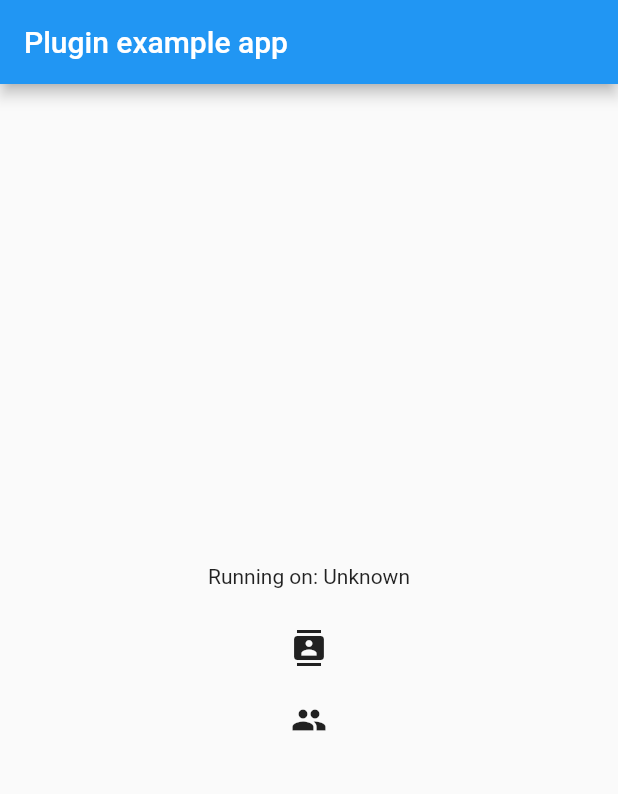
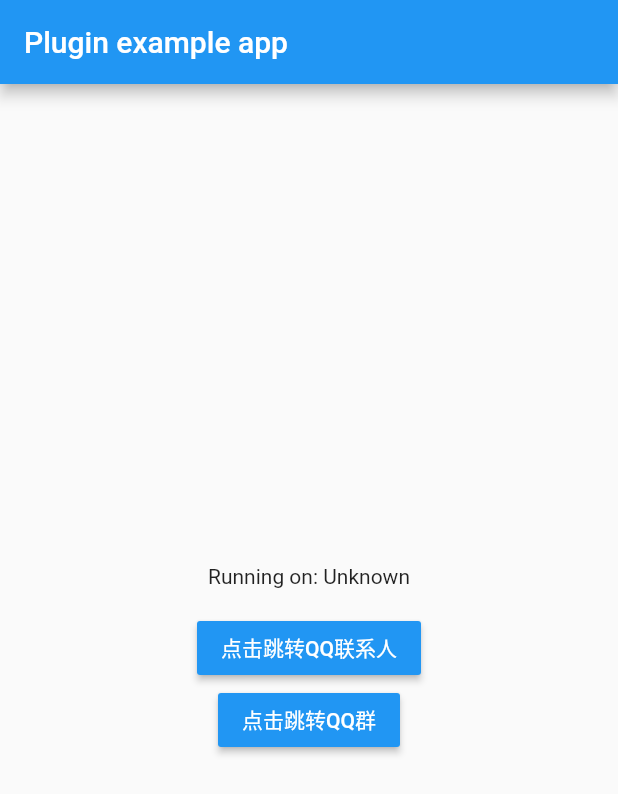
Before and after one commit to paozhuanyinyu/flutter_social, a Flutter app: the screen it shows after launch, on a phone screen of 412 x 824 dp. Shown: the top 794 px of the screen. Run offline on Flutter 3.47's test engine with Material 2 defaults, Android fonts, the phone set to English and light mode, and no system bars.

Commit message:
修复一个拼写错误

```diff
--- a/example/lib/main.dart
+++ b/example/lib/main.dart
@@ -54,17 +54,23 @@ class _MyAppState extends State<MyApp> {
             mainAxisAlignment: MainAxisAlignment.center,
             children: [
               Text('Running on: $_platformVersion\n'),
-              IconButton(
-                  icon: Icon(Icons.contacts),
+              MaterialButton(
+                  color: Colors.blue,
+                  textColor: Colors.white,
+                  child: Text("点击跳转QQ联系人"),
                   onPressed: ()async{
-                    bool isSuccess = await FlutterSocial.goToQQChat("qq号");
+                    //TODO 写上你想跳转的QQ号
+                    bool isSuccess = await FlutterSocial.goToQQChat("QQ号");
                     print("goToQQChat isSuccess: $isSuccess");
                   }
               ),
-              IconButton(
-                  icon: Icon(Icons.group),
+              MaterialButton(
+                  color: Colors.blue,
+                  textColor: Colors.white,
+                  child: Text("点击跳转QQ群"),
                   onPressed: ()async{
-                    bool isSuccess = await FlutterSocial.goToQQGroup("qq群号","qq群的Key");
+                    //TODO 写上你想跳转的QQ群号和Key值
+                    bool isSuccess = await FlutterSocial.goToQQGroup("QQ群号","QQ群对应的Key值");
                     print("goToQQGroup isSuccess: $isSuccess");
                   }
               )
--- a/pubspec.yaml
+++ b/pubspec.yaml
@@ -1,8 +1,7 @@
 name: flutter_social
-description: A new flutter plugin project.
+description: A new flutter plugin project for go to QQ Group and Contract.
 version: 0.0.1
-author:
-homepage:
+homepage: https://github.com/paozhuanyinyu/flutter_social
 
 environment:
   sdk: ">=2.7.0 <3.0.0"
```
Also changed, not shown: 2 other files.
